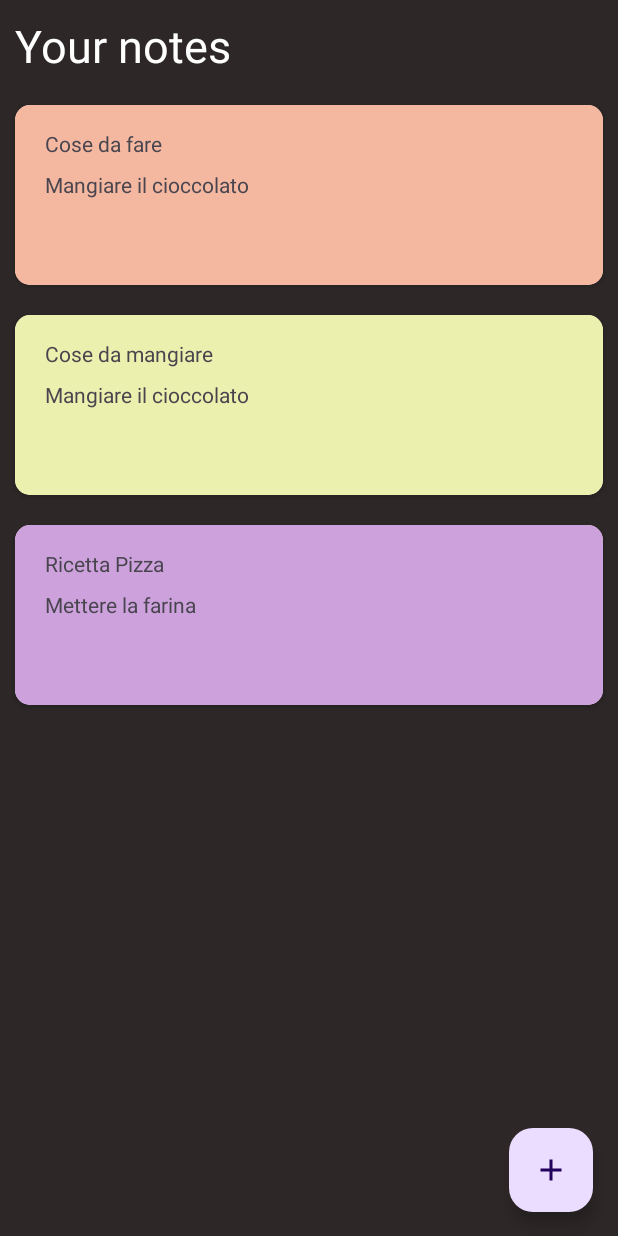
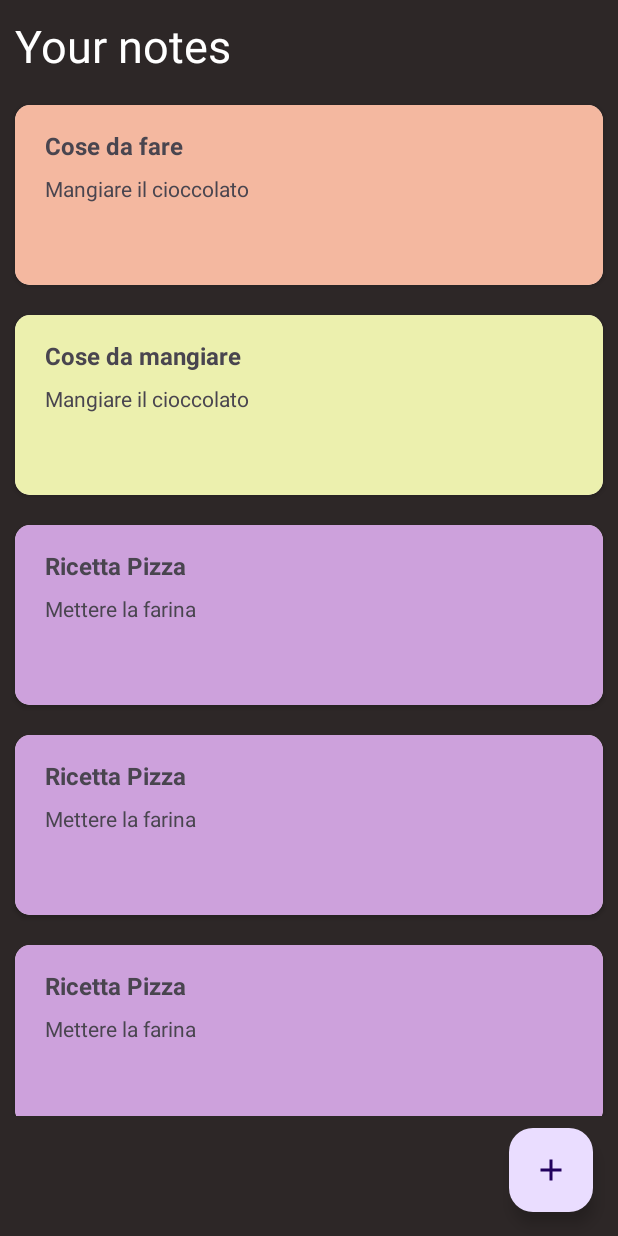
Before and after one commit to giuseppe2028/NotesAppKotlin, an Android app: the screen it shows after launch (MainActivity), on a phone screen of 412 x 824 dp. Run offline under Robolectric (Android 15) with nearby library versions, the phone set to English and light mode, and no system bars.

```diff
--- a/app/src/main/java/com/example/notesappkotlin/MainActivity.kt
+++ b/app/src/main/java/com/example/notesappkotlin/MainActivity.kt
@@ -16,8 +16,15 @@ class MainActivity : AppCompatActivity() {
     var v1:ItemsViewModel = ItemsViewModel("Cose da fare","Mangiare il cioccolato", 244,184,160)
     var v2:ItemsViewModel = ItemsViewModel("Cose da mangiare","Mangiare il cioccolato",236,240,174)
     var v3:ItemsViewModel = ItemsViewModel("Ricetta Pizza","Mettere la farina",205,161,220)
+    var v4:ItemsViewModel = ItemsViewModel("Ricetta Pizza","Mettere la farina",205,161,220)
+    var v5:ItemsViewModel = ItemsViewModel("Ricetta Pizza","Mettere la farina",205,161,220)
+    var v6:ItemsViewModel = ItemsViewModel("Cose da fare","Mangiare il cioccolato", 244,184,160)
+    var v7:ItemsViewModel = ItemsViewModel("Cose da mangiare","Mangiare il cioccolato",236,240,174)
+    var v8:ItemsViewModel = ItemsViewModel("Ricetta Pizza","Mettere la farina",205,161,220)
+    var v9:ItemsViewModel = ItemsViewModel("Ricetta Pizza","Mettere la farina",205,161,220)
+    var v10:ItemsViewModel = ItemsViewModel("Ricetta Pizza","Mettere la farina",205,161,220)
 
-   val lista:List<ItemsViewModel> = listOf(v1,v2,v3)
+   val lista:List<ItemsViewModel> = listOf(v1,v2,v3,v4,v5,v6,v7,v8,v9,v10)
     private lateinit var binding:ActivityMainBinding
     override fun onCreate(savedInstanceState: Bundle?) {
         super.onCreate(savedInstanceState)
--- a/app/src/main/java/com/example/notesappkotlin/activity/SecondScreen.kt
+++ b/app/src/main/java/com/example/notesappkotlin/activity/SecondScreen.kt
@@ -1,7 +1,9 @@
 package com.example.notesappkotlin.activity
 
+import android.content.Intent
 import androidx.appcompat.app.AppCompatActivity
 import android.os.Bundle
+import com.example.notesappkotlin.MainActivity
 import com.example.notesappkotlin.R
 import com.example.notesappkotlin.databinding.ActivitySecondScreenBinding
 
@@ -12,7 +14,10 @@ class SecondScreen : AppCompatActivity() {
         binding = ActivitySecondScreenBinding.inflate(layoutInflater)
         setContentView(binding.root)
         clickBottoni()
+
     }
+
+
 
     private fun clickBottoni() {
         //qui inserisco tutti i click dei bottoni
@@ -42,4 +47,5 @@ class SecondScreen : AppCompatActivity() {
             binding.editTextText.setHintTextColor(resources.getColor(R.color.black))
         }
     }
+
 }
--- a/app/src/main/res/layout/activity_second_screen.xml
+++ b/app/src/main/res/layout/activity_second_screen.xml
@@ -18,6 +18,7 @@
         android:hint="@string/chatitle"
         android:inputType="text"
         android:textColorHint="@color/white"
+        android:textStyle="bold"
         app:guidelineUseRtl="false"
         app:layout_constraintBottom_toTopOf="@+id/editTextText"
         app:layout_constraintEnd_toEndOf="parent"
@@ -128,7 +129,7 @@
     </androidx.constraintlayout.widget.ConstraintLayout>
 
     <com.google.android.material.floatingactionbutton.FloatingActionButton
-        android:id="@+id/floatingActionButton2"
+        android:id="@+id/salvaButton"
         android:layout_width="wrap_content"
         android:layout_height="wrap_content"
         android:background="@color/white"
--- a/app/src/main/res/layout/card.xml
+++ b/app/src/main/res/layout/card.xml
@@ -33,7 +33,9 @@
             android:layout_height="wrap_content"
             android:layout_marginTop="16dp"
             android:paddingStart="20dp"
-            android:text="TextView" />
+            android:text="TextView"
+            android:textSize="16sp"
+            android:textStyle="bold" />
 
         <TextView
             android:id="@+id/textView3"
```
